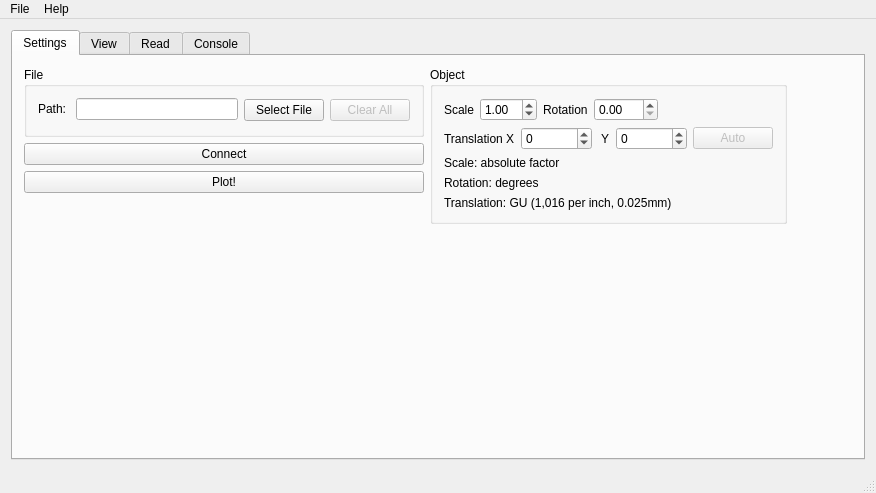
Before: the Qt Designer form mainwindow.ui in makerslocal/localplot, drawn with Qt 5.
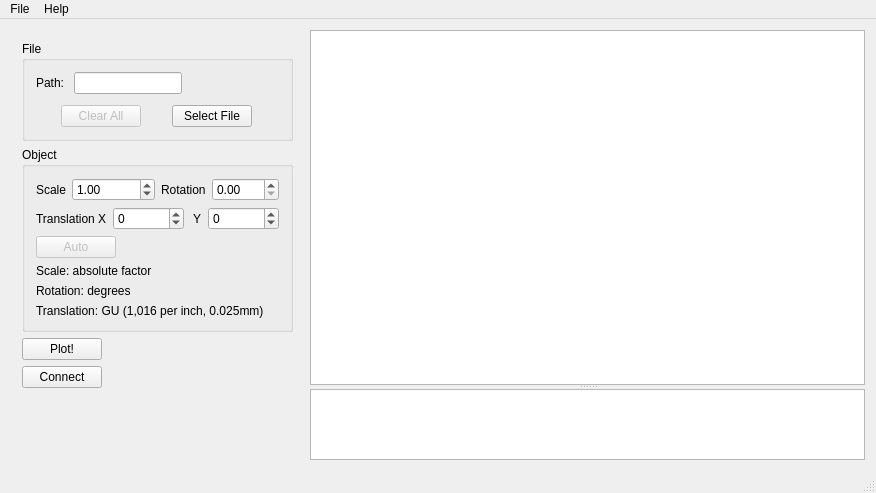
After: the same form once the commit is applied.

Commit message: Refactored interface to be window and sidebar. No more tabs, no more "reading" console. Settings are moved to seperate window, and manipulation tools are left in the sidebar. Not tested, most likely broken and unusable right now.

```diff
--- a/mainwindow.ui
+++ b/mainwindow.ui
@@ -11,39 +11,57 @@
     <height>493</height>
    </rect>
   </property>
+  <property name="sizePolicy">
+   <sizepolicy hsizetype="Preferred" vsizetype="Preferred">
+    <horstretch>0</horstretch>
+    <verstretch>0</verstretch>
+   </sizepolicy>
+  </property>
   <property name="windowTitle">
    <string>localplot</string>
   </property>
   <widget class="QWidget" name="centralWidget">
    <layout class="QHBoxLayout" name="horizontalLayout">
     <item>
-     <widget class="QTabWidget" name="tabWidget">
-      <property name="currentIndex">
-       <number>0</number>
+     <widget class="QWidget" name="widget_sizebar" native="true">
+      <property name="sizePolicy">
+       <sizepolicy hsizetype="Preferred" vsizetype="Preferred">
+        <horstretch>0</horstretch>
+        <verstretch>0</verstretch>
+       </sizepolicy>
       </property>
-      <widget class="QWidget" name="tab_settings">
-       <attribute name="title">
-        <string>Settings</string>
-       </attribute>
-       <layout class="QHBoxLayout" name="horizontalLayout_5">
-        <item>
+      <property name="minimumSize">
+       <size>
+        <width>50</width>
+        <height>0</height>
+       </size>
+      </property>
          <layout class="QVBoxLayout" name="verticalLayout">
           <item>
            <widget class="QGroupBox" name="groupBox_file">
+         <property name="sizePolicy">
+          <sizepolicy hsizetype="Preferred" vsizetype="Preferred">
+           <horstretch>0</horstretch>
+           <verstretch>0</verstretch>
+          </sizepolicy>
+         </property>
             <property name="minimumSize">
              <size>
-              <width>400</width>
-              <height>70</height>
+           <width>50</width>
+           <height>100</height>
              </size>
             </property>
             <property name="title">
              <string>File</string>
             </property>
-            <layout class="QHBoxLayout" name="horizontalLayout_9">
+         <layout class="QVBoxLayout" name="verticalLayout_3">
              <item>
               <layout class="QHBoxLayout" name="horizontalLayout_7">
                <item>
                 <layout class="QFormLayout" name="formLayout_2">
+              <property name="fieldGrowthPolicy">
+               <enum>QFormLayout::ExpandingFieldsGrow</enum>
+              </property>
                  <item row="0" column="0">
                   <widget class="QLabel" name="label_5">
                    <property name="text">
@@ -52,68 +70,69 @@
                   </widget>
                  </item>
                  <item row="0" column="1">
-                  <widget class="QLineEdit" name="lineEdit_filePath"/>
-                 </item>
-                </layout>
-               </item>
-               <item>
-                <widget class="QPushButton" name="pushButton_fileSelect">
-                 <property name="text">
-                  <string>Select File</string>
+               <widget class="QLineEdit" name="lineEdit_filePath">
+                <property name="sizePolicy">
+                 <sizepolicy hsizetype="Preferred" vsizetype="Fixed">
+                  <horstretch>0</horstretch>
+                  <verstretch>0</verstretch>
+                 </sizepolicy>
+                </property>
+                <property name="minimumSize">
+                 <size>
+                  <width>50</width>
+                  <height>0</height>
+                 </size>
                  </property>
                 </widget>
                </item>
+             </layout>
+            </item>
+           </layout>
+          </item>
+          <item>
+           <layout class="QHBoxLayout" name="horizontalLayout_3">
                <item>
                 <widget class="QPushButton" name="pushButton_clearObjects">
                  <property name="enabled">
                   <bool>false</bool>
                  </property>
+              <property name="sizePolicy">
+               <sizepolicy hsizetype="Maximum" vsizetype="Fixed">
+                <horstretch>0</horstretch>
+                <verstretch>0</verstretch>
+               </sizepolicy>
+              </property>
                  <property name="text">
                   <string>Clear All</string>
                  </property>
                 </widget>
                </item>
-              </layout>
-             </item>
-            </layout>
-           </widget>
-          </item>
           <item>
-           <widget class="QPushButton" name="pushButton_serialConnect">
-            <property name="text">
-             <string>Connect</string>
-            </property>
-           </widget>
-          </item>
-          <item>
-           <widget class="QPushButton" name="pushButton_doPlot">
-            <property name="enabled">
-             <bool>true</bool>
-            </property>
+             <widget class="QPushButton" name="pushButton_fileSelect">
+              <property name="sizePolicy">
+               <sizepolicy hsizetype="Maximum" vsizetype="Fixed">
+                <horstretch>0</horstretch>
+                <verstretch>0</verstretch>
+               </sizepolicy>
+              </property>
             <property name="text">
-             <string>Plot!</string>
+               <string>Select File</string>
             </property>
            </widget>
           </item>
-          <item>
-           <spacer name="verticalSpacer">
-            <property name="orientation">
-             <enum>Qt::Vertical</enum>
-            </property>
-            <property name="sizeHint" stdset="0">
-             <size>
-              <width>20</width>
-              <height>40</height>
-             </size>
-            </property>
-           </spacer>
+           </layout>
           </item>
          </layout>
-        </item>
-        <item>
-         <layout class="QVBoxLayout" name="verticalLayout_5">
+        </widget>
+       </item>
           <item>
            <widget class="QGroupBox" name="groupBox">
+         <property name="sizePolicy">
+          <sizepolicy hsizetype="Preferred" vsizetype="Preferred">
+           <horstretch>0</horstretch>
+           <verstretch>0</verstretch>
+          </sizepolicy>
+         </property>
             <property name="title">
              <string>Object</string>
             </property>
@@ -131,6 +150,12 @@
                  </item>
                  <item row="0" column="1">
                   <widget class="QDoubleSpinBox" name="doubleSpinBox_objScale">
+                <property name="sizePolicy">
+                 <sizepolicy hsizetype="Preferred" vsizetype="Fixed">
+                  <horstretch>0</horstretch>
+                  <verstretch>0</verstretch>
+                 </sizepolicy>
+                </property>
                    <property name="minimum">
                     <double>0.010000000000000</double>
                    </property>
@@ -161,6 +186,12 @@
                  </item>
                  <item row="0" column="1">
                   <widget class="QDoubleSpinBox" name="doubleSpinBox_objRotation">
+                <property name="sizePolicy">
+                 <sizepolicy hsizetype="Preferred" vsizetype="Fixed">
+                  <horstretch>0</horstretch>
+                  <verstretch>0</verstretch>
+                 </sizepolicy>
+                </property>
                    <property name="maximum">
                     <double>360.000000000000000</double>
                    </property>
@@ -168,19 +199,6 @@
                  </item>
                 </layout>
                </item>
-               <item>
-                <spacer name="horizontalSpacer_2">
-                 <property name="orientation">
-                  <enum>Qt::Horizontal</enum>
-                 </property>
-                 <property name="sizeHint" stdset="0">
-                  <size>
-                   <width>40</width>
-                   <height>20</height>
-                  </size>
-                 </property>
-                </spacer>
-               </item>
               </layout>
              </item>
              <item>
@@ -196,6 +214,12 @@
                  </item>
                  <item row="0" column="1">
                   <widget class="QSpinBox" name="spinBox_objTranslationX">
+                <property name="sizePolicy">
+                 <sizepolicy hsizetype="Preferred" vsizetype="Fixed">
+                  <horstretch>0</horstretch>
+                  <verstretch>0</verstretch>
+                 </sizepolicy>
+                </property>
                    <property name="minimum">
                     <number>-100000</number>
                    </property>
@@ -217,6 +241,12 @@
                  </item>
                  <item row="0" column="1">
                   <widget class="QSpinBox" name="spinBox_objTranslationY">
+                <property name="sizePolicy">
+                 <sizepolicy hsizetype="Preferred" vsizetype="Fixed">
+                  <horstretch>0</horstretch>
+                  <verstretch>0</verstretch>
+                 </sizepolicy>
+                </property>
                    <property name="minimum">
                     <number>-100000</number>
                    </property>
@@ -224,6 +254,8 @@
                     <number>100000</number>
                    </property>
                   </widget>
+              </item>
+             </layout>
                  </item>
                 </layout>
                </item>
@@ -232,28 +264,25 @@
                  <property name="enabled">
                   <bool>false</bool>
                  </property>
+            <property name="sizePolicy">
+             <sizepolicy hsizetype="Maximum" vsizetype="Fixed">
+              <horstretch>0</horstretch>
+              <verstretch>0</verstretch>
+             </sizepolicy>
+            </property>
                  <property name="text">
                   <string>Auto</string>
                  </property>
                 </widget>
                </item>
                <item>
-                <spacer name="horizontalSpacer_4">
-                 <property name="orientation">
-                  <enum>Qt::Horizontal</enum>
-                 </property>
-                 <property name="sizeHint" stdset="0">
-                  <size>
-                   <width>40</width>
-                   <height>20</height>
-                  </size>
-                 </property>
-                </spacer>
-               </item>
-              </layout>
-             </item>
-             <item>
               <widget class="QLabel" name="label_20">
+            <property name="sizePolicy">
+             <sizepolicy hsizetype="Preferred" vsizetype="Preferred">
+              <horstretch>0</horstretch>
+              <verstretch>0</verstretch>
+             </sizepolicy>
+            </property>
                <property name="text">
                 <string>Scale: absolute factor</string>
                </property>
@@ -261,6 +290,12 @@
              </item>
              <item>
               <widget class="QLabel" name="label_21">
+            <property name="sizePolicy">
+             <sizepolicy hsizetype="Preferred" vsizetype="Preferred">
+              <horstretch>0</horstretch>
+              <verstretch>0</verstretch>
+             </sizepolicy>
+            </property>
                <property name="text">
                 <string>Rotation: degrees</string>
                </property>
@@ -268,6 +303,12 @@
              </item>
              <item>
               <widget class="QLabel" name="label_22">
+            <property name="sizePolicy">
+             <sizepolicy hsizetype="Preferred" vsizetype="Preferred">
+              <horstretch>0</horstretch>
+              <verstretch>0</verstretch>
+             </sizepolicy>
+            </property>
                <property name="text">
                 <string>Translation: GU (1,016 per inch, 0.025mm)</string>
                </property>
@@ -277,7 +318,36 @@
            </widget>
           </item>
           <item>
-           <spacer name="verticalSpacer_3">
+        <widget class="QPushButton" name="pushButton_doPlot">
+         <property name="enabled">
+          <bool>true</bool>
+         </property>
+         <property name="sizePolicy">
+          <sizepolicy hsizetype="Maximum" vsizetype="Fixed">
+           <horstretch>0</horstretch>
+           <verstretch>0</verstretch>
+          </sizepolicy>
+         </property>
+         <property name="text">
+          <string>Plot!</string>
+         </property>
+        </widget>
+       </item>
+       <item>
+        <widget class="QPushButton" name="pushButton_serialConnect">
+         <property name="sizePolicy">
+          <sizepolicy hsizetype="Maximum" vsizetype="Fixed">
+           <horstretch>0</horstretch>
+           <verstretch>0</verstretch>
+          </sizepolicy>
+         </property>
+         <property name="text">
+          <string>Connect</string>
+         </property>
+        </widget>
+       </item>
+       <item>
+        <spacer name="verticalSpacer">
             <property name="orientation">
              <enum>Qt::Vertical</enum>
             </property>
@@ -290,55 +360,61 @@
            </spacer>
           </item>
          </layout>
-        </item>
-        <item>
-         <spacer name="horizontalSpacer">
-          <property name="orientation">
-           <enum>Qt::Horizontal</enum>
-          </property>
-          <property name="sizeHint" stdset="0">
-           <size>
-            <width>145</width>
-            <height>20</height>
-           </size>
-          </property>
-         </spacer>
-        </item>
-       </layout>
-      </widget>
-      <widget class="QWidget" name="tab_view">
-       <attribute name="title">
-        <string>View</string>
-       </attribute>
-       <layout class="QHBoxLayout" name="horizontalLayout_4">
+     </widget>
+    </item>
         <item>
+     <widget class="QSplitter" name="splitter">
+      <property name="sizePolicy">
+       <sizepolicy hsizetype="MinimumExpanding" vsizetype="Expanding">
+        <horstretch>0</horstretch>
+        <verstretch>0</verstretch>
+       </sizepolicy>
+      </property>
+      <property name="orientation">
+       <enum>Qt::Vertical</enum>
+      </property>
          <widget class="QGraphicsView" name="graphicsView_view">
+       <property name="sizePolicy">
+        <sizepolicy hsizetype="MinimumExpanding" vsizetype="MinimumExpanding">
+         <horstretch>0</horstretch>
+         <verstretch>5</verstretch>
+        </sizepolicy>
+       </property>
+       <property name="minimumSize">
+        <size>
+         <width>100</width>
+         <height>100</height>
+        </size>
+       </property>
+       <property name="baseSize">
+        <size>
+         <width>100</width>
+         <height>100</height>
+        </size>
+       </property>
           <property name="resizeAnchor">
            <enum>QGraphicsView::AnchorUnderMouse</enum>
           </property>
          </widget>
-        </item>
-       </layout>
-      </widget>
-      <widget class="QWidget" name="tab_read">
-       <attribute name="title">
-        <string>Read</string>
-       </attribute>
-       <layout class="QHBoxLayout" name="horizontalLayout_3">
-        <item>
-         <widget class="QTextBrowser" name="textBrowser_read"/>
-        </item>
-       </layout>
-      </widget>
-      <widget class="QWidget" name="tab_console">
-       <attribute name="title">
-        <string>Console</string>
-       </attribute>
-       <layout class="QHBoxLayout" name="horizontalLayout_2">
-        <item>
-         <widget class="QTextBrowser" name="textBrowser_console"/>
-        </item>
-       </layout>
+      <widget class="QTextBrowser" name="textBrowser_console">
+       <property name="sizePolicy">
+        <sizepolicy hsizetype="MinimumExpanding" vsizetype="Preferred">
+         <horstretch>0</horstretch>
+         <verstretch>1</verstretch>
+        </sizepolicy>
+       </property>
+       <property name="minimumSize">
+        <size>
+         <width>0</width>
+         <height>25</height>
+        </size>
+       </property>
+       <property name="baseSize">
+        <size>
+         <width>100</width>
+         <height>25</height>
+        </size>
+       </property>
       </widget>
      </widget>
     </item>
```
Lines whose indentation alone changed are shown as unchanged.
